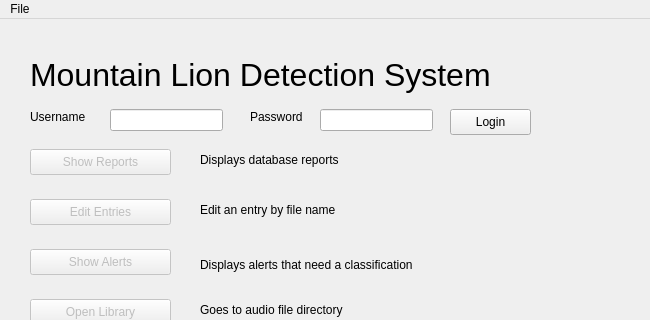
Jwann-Sy/TeamWIPMLDS, file .idea/mygui.ui: the form before one commit; both pictures show x 0 to 650 and y 0 to 320 of the 650 by 500 pixel window.
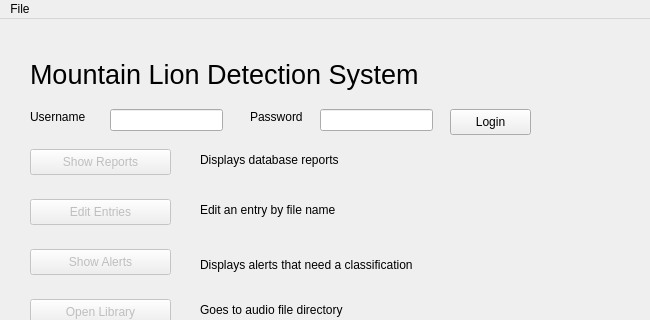
The form after the commit.

Commit message: GUI windows with changed font text

What changed in the file:
```diff
--- a/.idea/mygui.ui
+++ b/.idea/mygui.ui
@@ -203,7 +203,7 @@
     </property>
     <property name="font">
      <font>
-      <pointsize>24</pointsize>
+      <pointsize>20</pointsize>
      </font>
     </property>
     <property name="text">
```
The commit also changes 5 other files.
